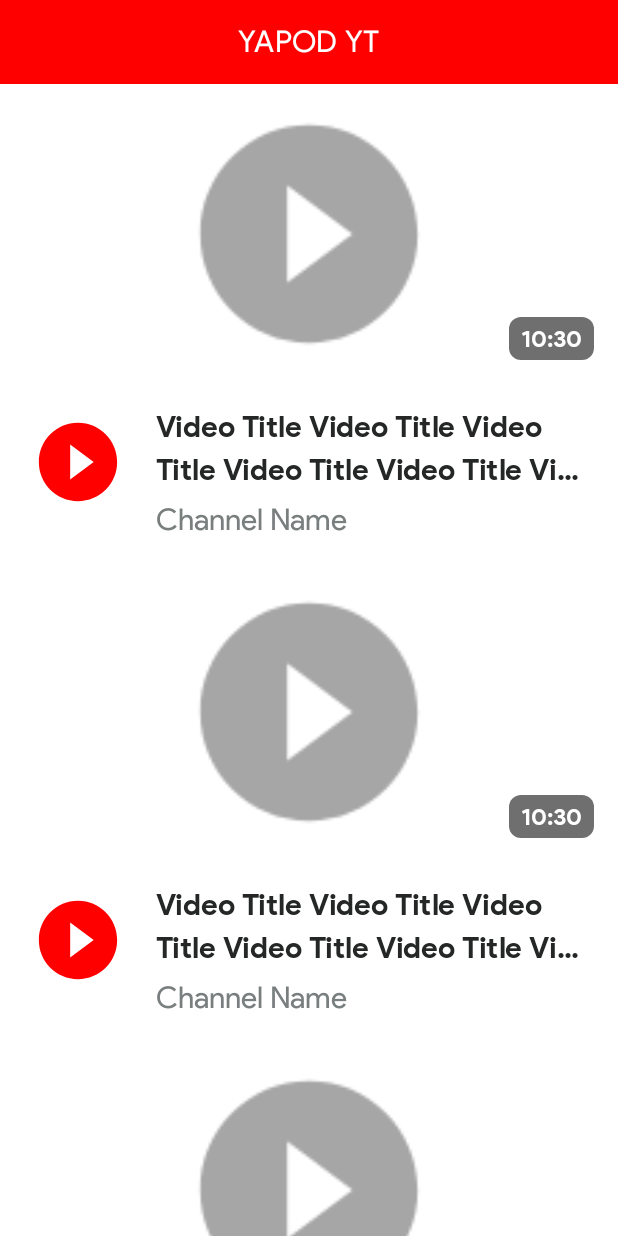
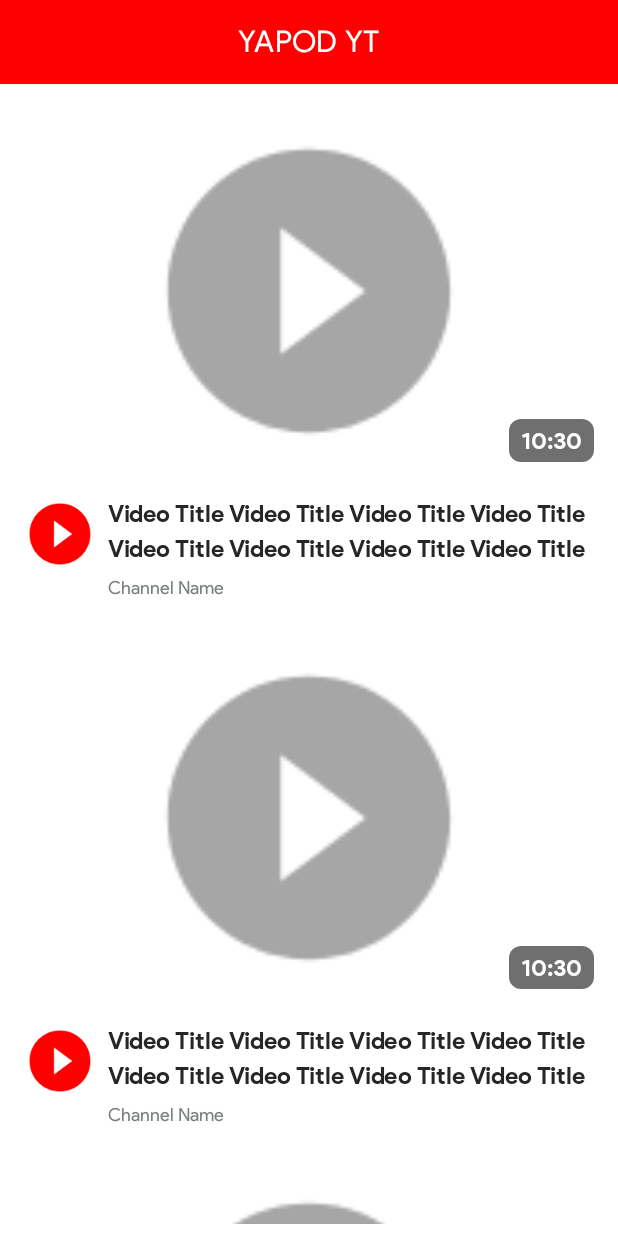
Before and after one commit to RahulSDeshpande/do-play-tube-android, an Android app: the layout fragment_videos.xml on its own in the app's theme, with its tools: preview values and no code run, on a phone screen of 412 x 824 dp. Run offline under Robolectric (Android 15) with nearby library versions, the phone set to English and light mode, and no system bars.

Commit message:
Update videos listing & list item layout

```diff
--- a/app/src/main/res/layout/fragment_videos.xml
+++ b/app/src/main/res/layout/fragment_videos.xml
@@ -55,6 +55,8 @@
                     android:id="@+id/recycler_view_videos"
                     android:layout_width="match_parent"
                     android:layout_height="match_parent"
+                    android:paddingTop="@dimen/space_small"
+                    android:paddingBottom="@dimen/space_small"
                     app:layout_constraintBottom_toBottomOf="parent"
                     app:layout_constraintTop_toTopOf="parent"
                     tools:itemCount="3"
--- a/app/src/main/res/layout/item_video.xml
+++ b/app/src/main/res/layout/item_video.xml
@@ -13,7 +13,7 @@
         <androidx.appcompat.widget.AppCompatImageView
             android:id="@+id/image_view_video_thumbnail"
             android:layout_width="match_parent"
-            android:layout_height="200dp"
+            android:layout_height="260dp"
             app:layout_constraintTop_toTopOf="parent"
             tools:src="@mipmap/ic_launcher_round_grey" />
 
@@ -37,10 +37,10 @@
 
         <de.hdodenhof.circleimageview.CircleImageView
             android:id="@+id/circle_image_view_video_channel"
-            android:layout_width="72dp"
-            android:layout_height="72dp"
-            android:layout_margin="@dimen/space_normal"
-            android:elevation="4dp"
+            android:layout_width="64dp"
+            android:layout_height="64dp"
+            android:layout_marginStart="@dimen/space_small"
+            android:padding="@dimen/space_tiny"
             android:src="@mipmap/ic_launcher_round"
             app:layout_constraintStart_toStartOf="parent"
             app:layout_constraintTop_toBottomOf="@+id/image_view_video_thumbnail" />
@@ -49,8 +49,7 @@
             android:id="@+id/text_view_video_title"
             android:layout_width="0dp"
             android:layout_height="wrap_content"
-            android:layout_marginStart="@dimen/space_normal"
-            android:layout_marginTop="@dimen/space_normal"
+            android:layout_marginTop="@dimen/space_small"
             android:layout_marginEnd="@dimen/space_normal"
             android:layout_marginBottom="@dimen/space_normal"
             android:ellipsize="end"
@@ -58,7 +57,7 @@
             android:lineSpacingExtra="4dp"
             android:maxLines="2"
             android:textColor="@color/default_text_color_1"
-            android:textSize="@dimen/text_xlarge"
+            android:textSize="@dimen/text_medium"
             app:layout_constraintEnd_toEndOf="parent"
             app:layout_constraintStart_toEndOf="@+id/circle_image_view_video_channel"
             app:layout_constraintTop_toBottomOf="@+id/image_view_video_thumbnail"
@@ -73,7 +72,7 @@
             android:ellipsize="end"
             android:maxLines="1"
             android:textColor="@color/default_text_color_2"
-            android:textSize="@dimen/text_xlarge"
+            android:textSize="@dimen/text_tiny"
             app:layout_constraintBottom_toBottomOf="parent"
             app:layout_constraintEnd_toEndOf="@+id/text_view_video_title"
             app:layout_constraintStart_toStartOf="@+id/text_view_video_title"
--- a/app/src/main/res/values/dimens.xml
+++ b/app/src/main/res/values/dimens.xml
@@ -5,6 +5,7 @@
     <dimen name="space_tiny">4dp</dimen>
     <dimen name="space_small">8dp</dimen>
     <dimen name="space_normal">16dp</dimen>
+    <dimen name="space_medium">24dp</dimen>
     <dimen name="space_large">32dp</dimen>
     <dimen name="space_xlarge">40dp</dimen>
     <dimen name="space_xxlarge">48dp</dimen>
--- a/app/src/main/res/values/strings.xml
+++ b/app/src/main/res/values/strings.xml
@@ -35,4 +35,8 @@
         fugiat nulla pariatur.\nExcepteur sint occaecat cupidatat non proident,
         sunt inculpa qui officia deserunt mollit anim id est laborum.</string>
 
+    <string name="search_filter_title">Filter by</string>
+
+    <string name="search_filter">Filter</string>
+
 </resources>
```
Also changed, not shown: app/src/main/res/menu/menu_videos.xml (added, +11 -0 lines).
